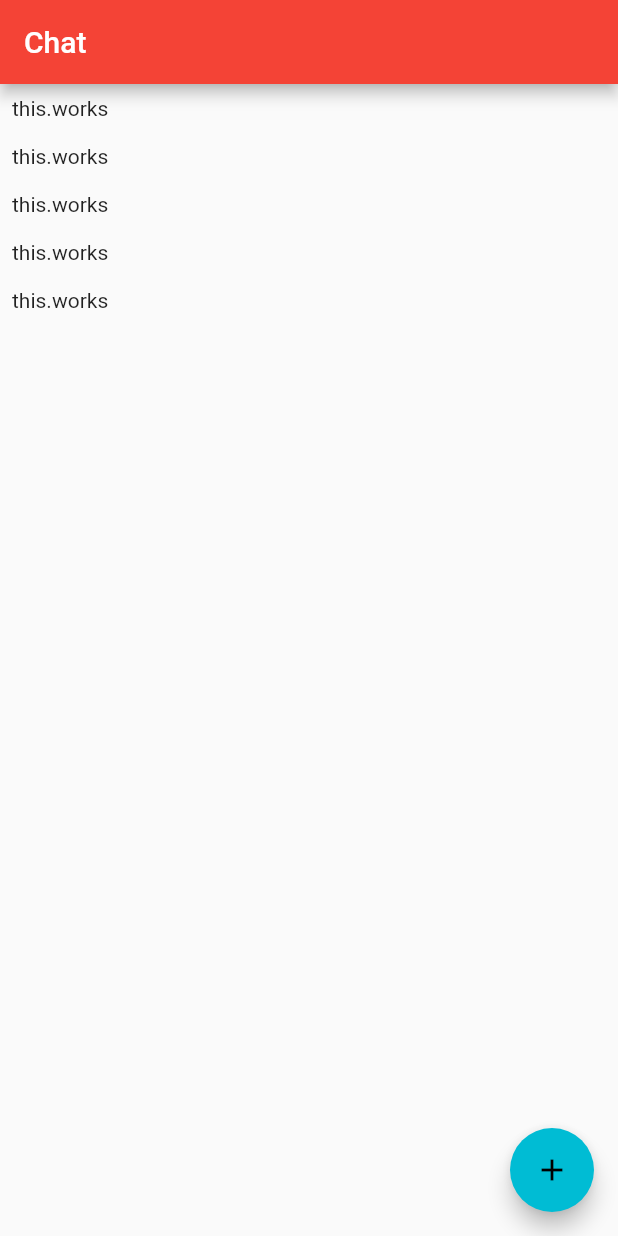
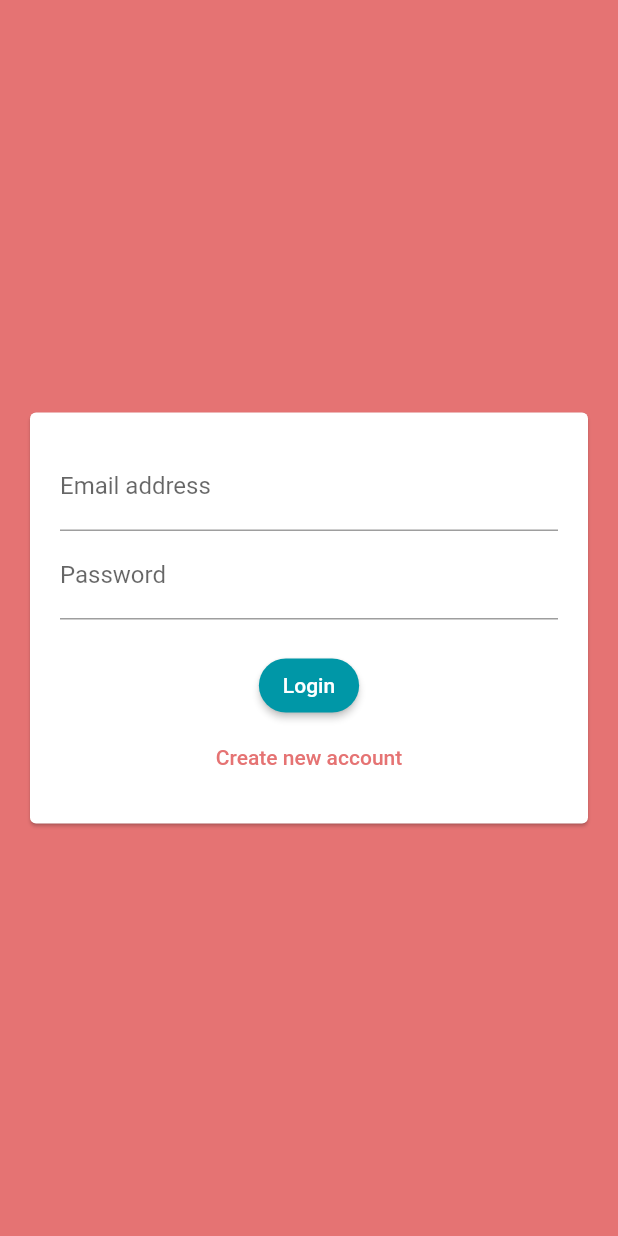
Before and after one commit to leeenaebner/flutter_chat_app, a Flutter app: the screen it shows after launch, on a phone screen of 412 x 824 dp. Run offline on Flutter 3.47's test engine with Material 2 defaults, Android fonts, the phone set to English and light mode, and no system bars; our stand-ins replace cloud_firestore, firebase_auth; accounts and stored records are empty.

Commit message:
Add authentication, signup, login, logout

```diff
--- a/lib/main.dart
+++ b/lib/main.dart
@@ -1,4 +1,8 @@
+// @dart=2.9
+
+import 'package:chat_app/screens/auth_screen.dart';
 import 'package:chat_app/screens/chat_screen.dart';
+import 'package:firebase_auth/firebase_auth.dart';
 import 'package:flutter/material.dart';
 
 void main() {
@@ -9,11 +13,28 @@ class MyApp extends StatelessWidget {
   @override
   Widget build(BuildContext context) {
     return MaterialApp(
-        title: 'Chat App',
-        theme: ThemeData(
-          primarySwatch: Colors.red,
-          accentColor: Colors.cyan,
+      title: 'Chat App',
+      theme: ThemeData(
+        primarySwatch: Colors.red,
+        backgroundColor: Colors.red.shade300,
+        accentColor: Colors.cyan,
+        buttonColor: Colors.cyan.shade700,
+        accentColorBrightness: Brightness.light,
+        buttonTheme: ButtonTheme.of(context).copyWith(
+          buttonColor: Colors.cyan.shade700,
+          textTheme: ButtonTextTheme.primary,
+          shape: RoundedRectangleBorder(
+            borderRadius: BorderRadius.circular(20),
+          ),
         ),
-        home: ChatScreen());
+      ),
+      home: StreamBuilder<FirebaseUser>(
+          stream: FirebaseAuth.instance.onAuthStateChanged,
+          builder: (ctx, snapshot) =>
+              snapshot.hasData ? ChatScreen() : AuthScreen()),
+      routes: {
+        ChatScreen.routeName: (ctx) => ChatScreen(),
+      },
+    );
   }
 }
--- a/lib/screens/auth_screen.dart
+++ b/lib/screens/auth_screen.dart
@@ -0,0 +1,74 @@
+import 'package:chat_app/widgets/auth_form.dart';
+import 'package:cloud_firestore/cloud_firestore.dart';
+import 'package:firebase_auth/firebase_auth.dart';
+import 'package:flutter/material.dart';
+import 'package:flutter/services.dart';
+
+class AuthScreen extends StatefulWidget {
+  static const routeName = "/auth";
+  @override
+  _AuthScreenState createState() => _AuthScreenState();
+}
+
+class _AuthScreenState extends State<AuthScreen> {
+  final authRef = FirebaseAuth.instance;
+  var _isLoading = false;
+
+  void _submitAuthForm(String email, String username, String pw,
+      AuthMode authMode, BuildContext ctx) async {
+    AuthResult authResult;
+
+    try {
+      setState(() {
+        _isLoading = true;
+      });
+      if (authMode == AuthMode.Login) {
+        authResult = await authRef.signInWithEmailAndPassword(
+          email: email,
+          password: pw,
+        );
+      } else {
+        authResult = await authRef.createUserWithEmailAndPassword(
+          email: email,
+          password: pw,
+        );
+        await Firestore.instance
+            .collection("users")
+            .document(authResult.user.uid)
+            .setData({
+          'username': username,
+          'email': email,
+        });
+      }
+      setState(() {
+        _isLoading = false;
+      });
+    } on PlatformException catch (error) {
+      var message = 'An error occured, please check your credentials';
+      if (error.message != null) {
+        message = error.message!;
+      }
+      ScaffoldMessenger.of(ctx).showSnackBar(
+        SnackBar(
+          content: Text(message),
+        ),
+      );
+      setState(() {
+        _isLoading = false;
+      });
+    } catch (error) {
+      print(error);
+      setState(() {
+        _isLoading = false;
+      });
+    }
+  }
+
+  @override
+  Widget build(BuildContext context) {
+    return Scaffold(
+      backgroundColor: Theme.of(context).backgroundColor,
+      body: AuthForm(_isLoading, _submitAuthForm),
+    );
+  }
+}
--- /dev/null
+++ b/lib/widgets/auth_form.dart
@@ -0,0 +1,138 @@
+import 'package:flutter/material.dart';
+
+enum AuthMode { Login, Signup }
+
+class AuthForm extends StatefulWidget {
+  final void Function(
+    String email,
+    String username,
+    String pw,
+    AuthMode authMode,
+    BuildContext context,
+  ) _submitForm;
+
+  final bool isLoading;
+
+  AuthForm(this.isLoading, this._submitForm);
+
+  @override
+  _AuthFormState createState() => _AuthFormState();
+}
+
+class _AuthFormState extends State<AuthForm> {
+  final _formKey = GlobalKey<FormState>();
+  var _userEmail = '';
+  var _userName = '';
+  var _userPW = '';
+  var _authMode = AuthMode.Login;
+
+  @override
+  Widget build(BuildContext context) {
+    void _trySubmit() {
+      final isValid = _formKey.currentState!.validate();
+      FocusScope.of(context).unfocus();
+
+      if (isValid) {
+        _formKey.currentState!.save();
+      }
+      widget._submitForm(_userEmail, _userName, _userPW, _authMode, context);
+    }
+
+    return Center(
+      child: Card(
+        margin: EdgeInsets.all(20),
+        child: SingleChildScrollView(
+          child: Padding(
+            padding: EdgeInsets.all(20),
+            child: Form(
+              key: _formKey,
+              child: Column(
+                mainAxisSize: MainAxisSize.min,
+                children: [
+                  TextFormField(
+                    key: ValueKey("email"),
+                    decoration: InputDecoration(labelText: "Email address"),
+                    keyboardType: TextInputType.emailAddress,
+                    validator: (val) {
+                      if (val!.isEmpty || !val.contains('@')) {
+                        return "Not a valid email address";
+                      }
+                      return null;
+                    },
+                    onSaved: (val) {
+                      _userEmail = val!.trim();
+                    },
+                  ),
+                  if (_authMode != AuthMode.Login)
+                    TextFormField(
+                      key: ValueKey("username"),
+                      decoration: InputDecoration(labelText: "Username"),
+                      keyboardType: TextInputType.text,
+                      validator: (val) {
+                        if (val!.isEmpty || val.length < 4) {
+                          return "Username is too short";
+                        }
+                        return null;
+                      },
+                      onSaved: (val) {
+                        _userName = val!.trim();
+                      },
+                    ),
+                  TextFormField(
+                    key: ValueKey("pw"),
+                    decoration: InputDecoration(labelText: "Password"),
+                    obscureText: true,
+                    keyboardType: TextInputType.text,
+                    validator: (val) {
+                      if (val!.isEmpty || val.length < 8) {
+                        return "Password is too short";
+                      }
+                      return null;
+                    },
+                    onSaved: (val) {
+                      _userPW = val!;
+                    },
+                  ),
+                  SizedBox(
+                    height: 20,
+                  ),
+                  if (widget.isLoading) CircularProgressIndicator(),
+                  if (!widget.isLoading)
+                    Column(
+                      children: [
+                        ElevatedButton(
+                          onPressed: _trySubmit,
+                          child: Text(
+                              _authMode == AuthMode.Login ? "Login" : "Signup"),
+                          style: ElevatedButton.styleFrom(
+                              shape: RoundedRectangleBorder(
+                                  borderRadius: BorderRadius.circular(20)),
+                              primary: Theme.of(context).buttonColor),
+                        ),
+                        TextButton(
+                          onPressed: () {
+                            setState(() {
+                              _authMode == AuthMode.Login
+                                  ? _authMode = AuthMode.Signup
+                                  : _authMode = AuthMode.Login;
+                            });
+                          },
+                          child: Text(
+                            _authMode == AuthMode.Login
+                                ? "Create new account"
+                                : "Switch to Login",
+                            style: TextStyle(
+                                color: Theme.of(context).backgroundColor),
+                          ),
+                        )
+                      ],
+                    )
+                ],
+              ),
+            ),
+          ),
+        ),
+      ),
+    );
+  }
+}
--- a/pubspec.yaml
+++ b/pubspec.yaml
@@ -29,6 +29,7 @@ dependencies:
   cupertino_icons: ^1.0.2
   cloud_firestore: 0.13.5
   firebase_core: "^0.4.4"
+  firebase_auth: 0.16.1
 
 dev_dependencies:
   flutter_test:
```
Also changed, not shown: lib/screens/chat_screen.dart (+54 -13 lines), pubspec.lock, 25 other files.
